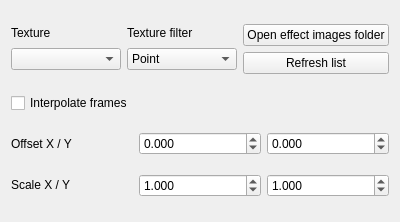
Qt form gui-tool/ui/actiontab_generalEffect.ui (headshot2017/smbzg-charloader) before a commit.
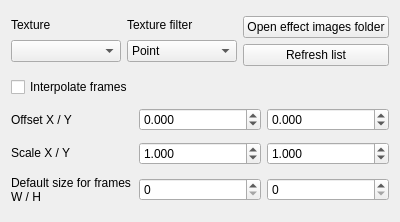
The same form after that commit.

Patch:
```diff
--- a/gui-tool/ui/actiontab_generalEffect.ui
+++ b/gui-tool/ui/actiontab_generalEffect.ui
@@ -221,6 +221,32 @@
      </item>
     </layout>
    </item>
+   <item>
+    <layout class="QHBoxLayout" name="horizontalLayout_4">
+     <item>
+      <widget class="QLabel" name="label_5">
+       <property name="text">
+        <string>Default size for frames
+W / H</string>
+       </property>
+      </widget>
+     </item>
+     <item>
+      <widget class="QSpinBox" name="spinbox_defaultW">
+       <property name="maximum">
+        <number>100000</number>
+       </property>
+      </widget>
+     </item>
+     <item>
+      <widget class="QSpinBox" name="spinbox_defaultH">
+       <property name="maximum">
+        <number>100000</number>
+       </property>
+      </widget>
+     </item>
+    </layout>
+   </item>
   </layout>
  </widget>
  <resources/>
```
